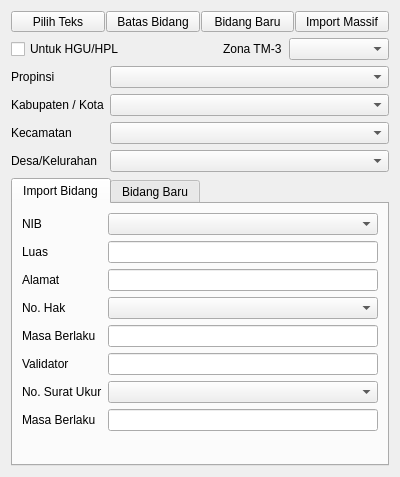
Qt form ui/workpanel/tab_pemetaan_persil.ui (nyanyaon/GeoKKP-GIS) before a commit.
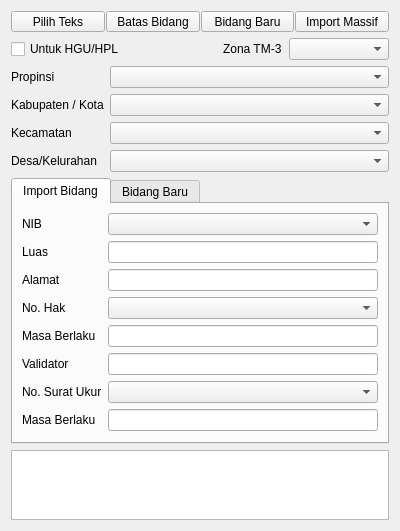
The same form after that commit. Icons and pictures are not drawn.

```diff
--- a/ui/workpanel/tab_pemetaan_persil.ui
+++ b/ui/workpanel/tab_pemetaan_persil.ui
@@ -430,6 +430,9 @@
        </widget>
       </widget>
      </item>
+     <item>
+      <widget class="QTableWidget" name="dgv_pemilik"/>
+     </item>
     </layout>
    </item>
   </layout>
```
Left out of the diff: 46 changed lines with no effect on the pictures.
